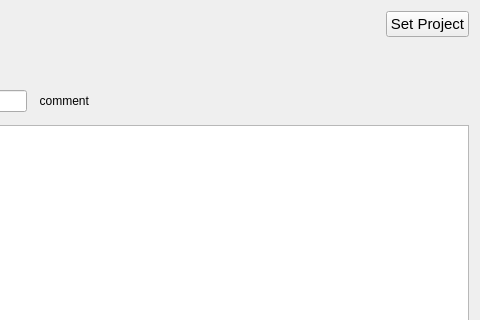
The window that projectview.ui (scmacoll/USDbrowserdrafts) describes before a commit, drawn with Qt 5; both pictures show x 314 to 794 and y 0 to 320 of the 794 by 524 pixel window.
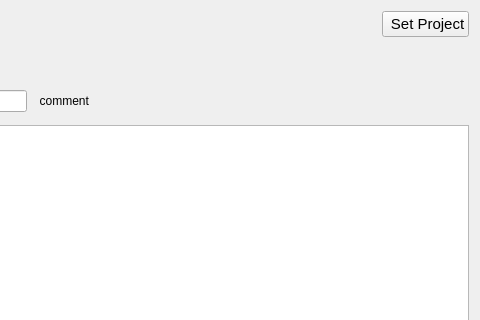
The same window after the commit. Icons and pictures are not drawn.

Commit message: seperator line created, needs edit. 'set project' icon added

Patch:
```diff
--- a/projectview.ui
+++ b/projectview.ui
@@ -66,7 +66,11 @@
           </font>
          </property>
          <property name="text">
-          <string>Set Project</string>
+          <string> Set Project</string>
+         </property>
+         <property name="icon">
+          <iconset>
+           <normaloff>../../../../../../../Documents/3D/QtDesigner/icons/BUTTONS/chooser_folder.svg</normaloff>../../../../../../../Documents/3D/QtDesigner/icons/BUTTONS/chooser_folder.svg</iconset>
          </property>
          <property name="iconSize">
           <size>
@@ -74,6 +78,18 @@
            <height>16</height>
           </size>
          </property>
+         <property name="shortcut">
+          <string/>
+         </property>
+         <property name="autoDefault">
+          <bool>false</bool>
+         </property>
+         <property name="default">
+          <bool>false</bool>
+         </property>
+         <property name="flat">
+          <bool>false</bool>
+         </property>
         </widget>
        </item>
       </layout>
```
The commit also changes 2 other files.
